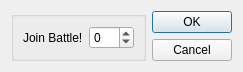
Old version of the form lib/join_battle_gui.ui in the repository ErikSeguinte/ex-3e-tracker-Python.
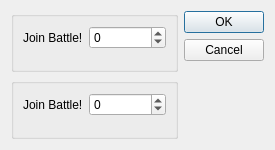
New version of the form.

Commit message: updating Join Battle UI

Patch:
```diff
--- a/lib/join_battle_gui.ui
+++ b/lib/join_battle_gui.ui
@@ -6,8 +6,8 @@
    <rect>
     <x>0</x>
     <y>0</y>
-    <width>236</width>
-    <height>70</height>
+    <width>275</width>
+    <height>150</height>
    </rect>
   </property>
   <property name="windowTitle">
@@ -15,7 +15,9 @@
   </property>
   <layout class="QHBoxLayout" name="horizontalLayout">
    <item>
-    <widget class="QGroupBox" name="groupBox">
+    <layout class="QVBoxLayout" name="verticalLayout_2">
+     <item>
+      <widget class="QGroupBox" name="groupBox1">
      <property name="title">
       <string/>
      </property>
@@ -36,6 +38,31 @@
       </item>
      </layout>
     </widget>
+     </item>
+     <item>
+      <widget class="QGroupBox" name="groupBox2">
+       <property name="title">
+        <string/>
+       </property>
+       <layout class="QFormLayout" name="formLayout_3">
+        <item row="0" column="0">
+         <widget class="QLabel" name="label_3">
+          <property name="text">
+           <string>Join Battle!</string>
+          </property>
+         </widget>
+        </item>
+        <item row="0" column="1">
+         <widget class="QSpinBox" name="spinBox2">
+          <property name="minimum">
+           <number>-99</number>
+          </property>
+         </widget>
+        </item>
+       </layout>
+      </widget>
+     </item>
+    </layout>
    </item>
    <item>
     <widget class="QDialogButtonBox" name="buttonBox">
```
Left out of the diff: 2 changed lines with no effect on the pictures. Lines whose indentation alone changed are shown as unchanged. The commit also changes 2 other files.
